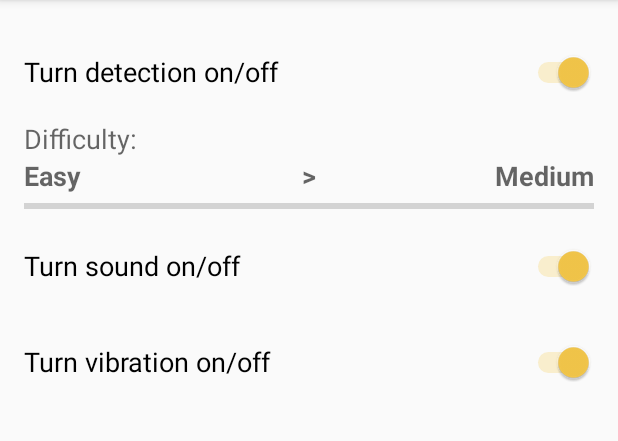
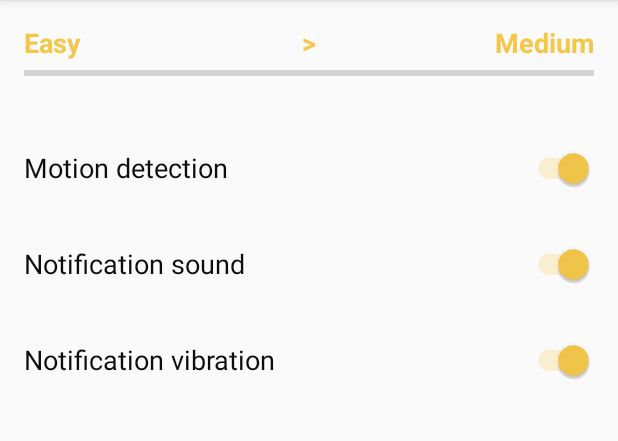
Before and after one commit to snigavig/clevelevator, an Android app: the screen it shows after launch (MainActivity), on a phone screen of 412 x 824 dp, the part 84-525 px from its top. Run offline under Robolectric (Android 15) with nearby library versions, the phone set to English and light mode, and no system bars.

Commit message:
initial release

```diff
--- a/app/build.gradle
+++ b/app/build.gradle
@@ -7,8 +7,8 @@ android {
         applicationId "com.goodcodeforfun.clevelevator"
         minSdkVersion 19
         targetSdkVersion 25
-        versionCode 3
-        versionName "1.0.2"
+        versionCode 8
+        versionName "1.1.1"
         testInstrumentationRunner "android.support.test.runner.AndroidJUnitRunner"
         vectorDrawables.useSupportLibrary = true
     }
--- a/app/src/main/java/com/goodcodeforfun/clevelevator/DetectionAppWidgetStateReceiver.java
+++ b/app/src/main/java/com/goodcodeforfun/clevelevator/DetectionAppWidgetStateReceiver.java
@@ -13,8 +13,10 @@ public class DetectionAppWidgetStateReceiver extends BroadcastReceiver {
     public void onReceive(Context context, Intent intent) {
         if (SET_IS_DETECTION_ON_ACTION.equals(intent.getAction())) {
             SharedPreferencesUtils.getInstance(context).setIsDetectionOn(true);
+            MotionDetectionService.startMotionDetection(context);
         } else {
             SharedPreferencesUtils.getInstance(context).setIsDetectionOn(false);
+            MotionDetectionService.stopMotionDetection(context);
         }
         DetectionAppWidget.updateWidget(context.getApplicationContext());
     }
--- a/app/src/main/java/com/goodcodeforfun/clevelevator/MotionDetectedReceiver.java
+++ b/app/src/main/java/com/goodcodeforfun/clevelevator/MotionDetectedReceiver.java
@@ -3,7 +3,6 @@ package com.goodcodeforfun.clevelevator;
 import android.content.BroadcastReceiver;
 import android.content.Context;
 import android.content.Intent;
-import android.util.Log;
 
 import static com.goodcodeforfun.clevelevator.MotionDetectionService.ELEVATION_DETECTED_BROADCAST_ACTION;
 import static com.goodcodeforfun.clevelevator.MotionDetectionService.SHAKE_DETECTED_BROADCAST_ACTION;
@@ -18,7 +17,6 @@ public class MotionDetectedReceiver extends BroadcastReceiver {
 
     @Override
     public void onReceive(Context context, Intent intent) {
-        Log.e(TAG, "onReceive");
         if (!SharedPreferencesUtils.getInstance(context.getApplicationContext()).isShowingTask()) {
             if (SHAKE_DETECTED_BROADCAST_ACTION.equals(intent.getAction()) || ELEVATION_DETECTED_BROADCAST_ACTION.equals(intent.getAction())) {
                 NotificationService.startActionShowEquation(context.getApplicationContext());
--- a/app/src/main/java/com/goodcodeforfun/clevelevator/RestartServiceReceiver.java
+++ b/app/src/main/java/com/goodcodeforfun/clevelevator/RestartServiceReceiver.java
@@ -3,7 +3,6 @@ package com.goodcodeforfun.clevelevator;
 import android.content.BroadcastReceiver;
 import android.content.Context;
 import android.content.Intent;
-import android.util.Log;
 
 /**
  * Created by snigavig on 03.03.17.
@@ -15,7 +14,6 @@ public class RestartServiceReceiver extends BroadcastReceiver {
 
     @Override
     public void onReceive(Context context, Intent intent) {
-        Log.e(TAG, "onReceive");
         if (SharedPreferencesUtils.getInstance(context.getApplicationContext()).isDetectionOn()) {
             MotionDetectionService.startMotionDetection(context.getApplicationContext());
         }
--- a/app/src/main/res/layout/activity_main.xml
+++ b/app/src/main/res/layout/activity_main.xml
@@ -11,13 +11,73 @@
     android:paddingTop="@dimen/activity_vertical_margin"
     tools:context="com.goodcodeforfun.clevelevator.MainActivity">
 
-    <Switch
-        android:id="@+id/detectionSwitch"
+    <LinearLayout
+        android:id="@+id/currentDifficultyNoProgressContainer"
+        android:layout_width="match_parent"
+        android:layout_height="wrap_content"
+        android:gravity="center"
+        android:minHeight="?android:attr/listPreferredItemHeight"
+        android:orientation="vertical"
+        android:visibility="gone">
+
+        <TextView
+            android:layout_width="wrap_content"
+            android:layout_height="wrap_content"
+            android:text="@string/no_progress_for_difficulty_label"
+            android:textAppearance="@style/TextAppearance.AppCompat.Medium"
+            android:textColor="@color/colorPrimaryTextDark" />
+    </LinearLayout>
+
+    <LinearLayout
+        android:id="@+id/currentDifficultyContainer"
         android:layout_width="match_parent"
         android:layout_height="wrap_content"
         android:minHeight="?android:attr/listPreferredItemHeight"
-        android:text="@string/detection_switch"
-        android:textAppearance="@style/TextAppearance.AppCompat.Medium" />
+        android:orientation="vertical"
+        android:visibility="visible">
+
+        <FrameLayout
+            android:layout_width="match_parent"
+            android:layout_height="wrap_content">
+
+            <TextView
+                android:id="@+id/currentLevelTextView"
+                android:layout_width="match_parent"
+                android:layout_height="wrap_content"
+                android:gravity="start"
+                android:textAppearance="@style/TextAppearance.AppCompat.Medium"
+                android:textColor="@color/colorAccent"
+                android:textStyle="bold"
+                tools:text="Easy" />
+
+            <TextView
+                android:id="@+id/levelProgressTextView"
+                android:layout_width="match_parent"
+                android:layout_height="wrap_content"
+                android:gravity="center"
+                android:textAppearance="@style/TextAppearance.AppCompat.Medium"
+                android:textColor="@color/colorAccent"
+                android:textStyle="bold"
+                tools:text="@string/level_direction_start" />
+
+            <TextView
+                android:id="@+id/nextLevelTextView"
+                android:layout_width="match_parent"
+                android:layout_height="wrap_content"
+                android:gravity="end"
+                android:textAppearance="@style/TextAppearance.AppCompat.Medium"
+                android:textColor="@color/colorAccent"
+                android:textStyle="bold"
+                tools:text="Medium" />
+        </FrameLayout>
+
+        <ProgressBar
+            android:id="@+id/levelProgressBar"
+            style="@style/Widget.AppCompat.ProgressBar.Horizontal"
+            android:layout_width="match_parent"
+            android:layout_height="wrap_content" />
+
+    </LinearLayout>
 
     <LinearLayout
         android:id="@+id/forceDifficultyContainer"
@@ -33,93 +93,26 @@
             android:layout_height="wrap_content"
             android:layout_weight="1"
             android:text="@string/force_difficulty_label"
-            android:textAppearance="@style/TextAppearance.AppCompat.Medium" />
+            android:textAppearance="@style/TextAppearance.AppCompat.Medium"
+            android:textColor="@color/colorPrimaryTextDark" />
 
         <Spinner
             android:id="@+id/forceDifficultySpinner"
             android:layout_width="wrap_content"
             android:layout_height="wrap_content"
-            android:textAppearance="@style/TextAppearance.AppCompat.Medium" />
+            android:textAppearance="@style/TextAppearance.AppCompat.Large"
+            android:textColor="@color/colorPrimaryTextDark" />
 
     </LinearLayout>
 
-    <LinearLayout
-        android:id="@+id/currentDifficultyNoProgressContainer"
-        android:layout_width="match_parent"
-        android:layout_height="wrap_content"
-        android:gravity="center"
-        android:minHeight="?android:attr/listPreferredItemHeight"
-        android:orientation="vertical"
-        android:visibility="gone">
-
-        <TextView
-            android:layout_width="wrap_content"
-            android:layout_height="wrap_content"
-            android:text="@string/no_progress_for_difficulty_label"
-            android:textAppearance="@style/TextAppearance.AppCompat.Large"
-            android:textColor="@color/colorPrimaryText" />
-    </LinearLayout>
-
-    <LinearLayout
-        android:id="@+id/currentDifficultyContainer"
+    <Switch
+        android:id="@+id/detectionSwitch"
         android:layout_width="match_parent"
         android:layout_height="wrap_content"
         android:minHeight="?android:attr/listPreferredItemHeight"
-        android:orientation="vertical"
-        android:visibility="gone">
-
-        <TextView
-            android:id="@+id/difficultyLabelTextView"
-            android:layout_width="match_parent"
-            android:layout_height="wrap_content"
-            android:layout_weight="1"
-            android:text="@string/difficulty_label"
-            android:textAppearance="@style/TextAppearance.AppCompat.Medium" />
-
-        <RelativeLayout
-            android:layout_width="match_parent"
-            android:layout_height="wrap_content"
-            android:layout_weight="1">
-
-            <TextView
-                android:id="@+id/currentLevelTextView"
-                android:layout_width="wrap_content"
-                android:layout_height="wrap_content"
-                android:layout_alignParentStart="true"
-                android:gravity="start"
-                android:textAppearance="@style/TextAppearance.AppCompat.Medium"
-                android:textStyle="bold"
-                tools:text="Easy" />
-
-            <TextView
-                android:id="@+id/levelProgressTextView"
-                android:layout_width="wrap_content"
-                android:layout_height="wrap_content"
-                android:layout_centerInParent="true"
-                android:gravity="center"
-                android:textAppearance="@style/TextAppearance.AppCompat.Medium"
-                android:textStyle="bold"
-                tools:text="@string/level_direction_start" />
-
-            <TextView
-                android:id="@+id/nextLevelTextView"
-                android:layout_width="wrap_content"
-                android:layout_height="wrap_content"
-                android:layout_alignParentEnd="true"
-                android:layout_gravity="end"
-                android:textAppearance="@style/TextAppearance.AppCompat.Medium"
-                android:textStyle="bold"
-                tools:text="Medium" />
-        </RelativeLayout>
-
-        <ProgressBar
-            android:id="@+id/levelProgressBar"
-            style="?android:attr/progressBarStyleHorizontal"
-            android:layout_width="match_parent"
-            android:layout_height="wrap_content"
-            android:layout_weight="1" />
-
-    </LinearLayout>
+        android:text="@string/detection_switch"
+        android:textAppearance="@style/TextAppearance.AppCompat.Medium"
+        android:textColor="@color/colorPrimaryTextDark" />
 
     <Switch
         android:id="@+id/soundSwitch"
@@ -127,7 +120,8 @@
         android:layout_height="wrap_content"
         android:minHeight="?android:attr/listPreferredItemHeight"
         android:text="@string/sound_switch"
-        android:textAppearance="@style/TextAppearance.AppCompat.Medium" />
+        android:textAppearance="@style/TextAppearance.AppCompat.Medium"
+        android:textColor="@color/colorPrimaryTextDark" />
 
     <Switch
         android:id="@+id/vibrationSwitch"
@@ -135,6 +129,7 @@
         android:layout_height="wrap_content"
         android:minHeight="?android:attr/listPreferredItemHeight"
         android:text="@string/vibration_switch"
-        android:textAppearance="@style/TextAppearance.AppCompat.Medium" />
+        android:textAppearance="@style/TextAppearance.AppCompat.Medium"
+        android:textColor="@color/colorPrimaryTextDark" />
 
 </LinearLayout>
--- a/app/src/main/res/values/colors.xml
+++ b/app/src/main/res/values/colors.xml
@@ -3,5 +3,7 @@
     <color name="colorPrimary">#f7f17f</color>
     <color name="colorPrimaryDark">#f4c74a</color>
     <color name="colorPrimaryText">#505050</color>
+    <color name="colorPrimaryTextDark">#0d0d0d</color>
+    <color name="colorSecondary">#d7d7d7</color>
     <color name="colorAccent">#f4c74a</color>
 </resources>
--- a/app/src/main/res/values/strings.xml
+++ b/app/src/main/res/values/strings.xml
@@ -1,9 +1,9 @@
 <resources>
     <string name="app_name">Clevelevator</string>
     <string name="difficulty_label">Difficulty:</string>
-    <string name="detection_switch">Turn detection on/off</string>
-    <string name="vibration_switch">Turn vibration on/off</string>
-    <string name="sound_switch">Turn sound on/off</string>
+    <string name="detection_switch">Motion detection</string>
+    <string name="vibration_switch">Notification vibration</string>
+    <string name="sound_switch">Notification sound</string>
     <string name="difficulty_easy">Easy</string>
     <string name="difficulty_medium">Medium</string>
     <string name="difficulty_hard">Hard</string>
--- a/app/src/main/res/values/styles.xml
+++ b/app/src/main/res/values/styles.xml
@@ -14,5 +14,4 @@
     <style name="MyTitleTextStyle" parent="@style/TextAppearance.AppCompat.Widget.ActionBar.Title">
         <item name="android:textColor">@color/colorPrimaryText</item>
     </style>
-
 </resources>
```
Also changed, not shown: app/src/main/java/com/squareup/seismic/ShakeAndElevationDetector.java (+141 -36 lines).
